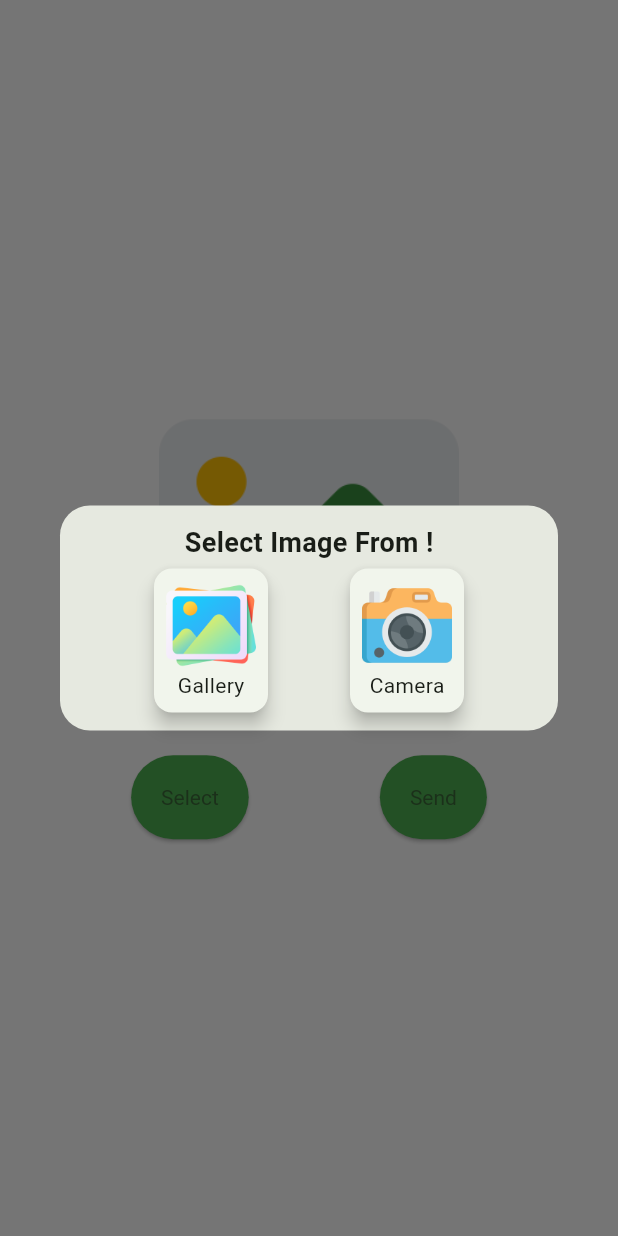
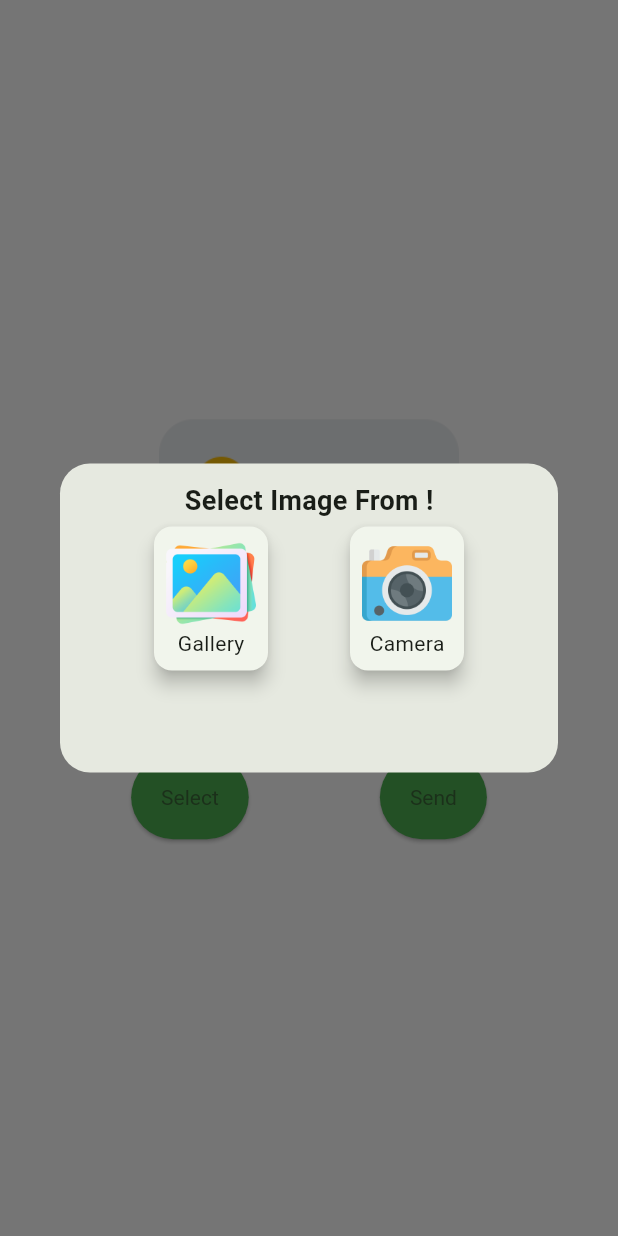
Before and after one commit to Harnan01/e19-co227-Plants-disease-dataset-collection-in-SriLanka, a Flutter app: the Camera screen opened directly, after a tap on "Select", on a phone screen of 412 x 824 dp. Run offline on Flutter 3.47's test engine with Material 2 defaults, Android fonts, the light colour scheme and no system bars; our stand-ins replace image_picker.

Commit message:
select from image dialog box change to a responsive box

```diff
--- a/flora_care/lib/camera.dart
+++ b/flora_care/lib/camera.dart
@@ -65,15 +65,18 @@ class _CameraState extends State<Camera> {
     );
   }
 
-  Future selectImage() {
+ Future<void> selectImage() async {
+  final double dialogHeight = MediaQuery.of(context).size.height * 0.25;
+
   return showDialog(
     context: context,
     builder: (BuildContext context) {
       return Dialog(
         shape: RoundedRectangleBorder(
-                borderRadius: BorderRadius.circular(20.0)), //this right here
+          borderRadius: BorderRadius.circular(20.0),
+        ),
         child: Container(
-              height: 150,
+          height: dialogHeight,
           child: Padding(
             padding: const EdgeInsets.all(12.0),
             child: Column(
@@ -81,7 +84,9 @@ class _CameraState extends State<Camera> {
                 Text(
                   'Select Image From !',
                   style: TextStyle(
-                          fontSize: 18.0, fontWeight: FontWeight.bold),
+                    fontSize: 18.0,
+                    fontWeight: FontWeight.bold,
+                  ),
                 ),
                 Row(
                   mainAxisAlignment: MainAxisAlignment.spaceEvenly,
@@ -114,7 +119,8 @@ class _CameraState extends State<Camera> {
                               Text('Gallery'),
                             ],
                           ),
-                              )),
+                        ),
+                      ),
                     ),
                     GestureDetector(
                       onTap: () async {
@@ -145,16 +151,18 @@ class _CameraState extends State<Camera> {
                               Text('Camera'),
                             ],
                           ),
-                              )),
+                        ),
+                      ),
                     ),
                   ],
-                    )
+                ),
               ],
             ),
           ),
         ),
       );
-        });
+    },
+  );
 }
 
   selectImageFromGallery() async {
```
Lines whose indentation alone changed are shown as unchanged.
